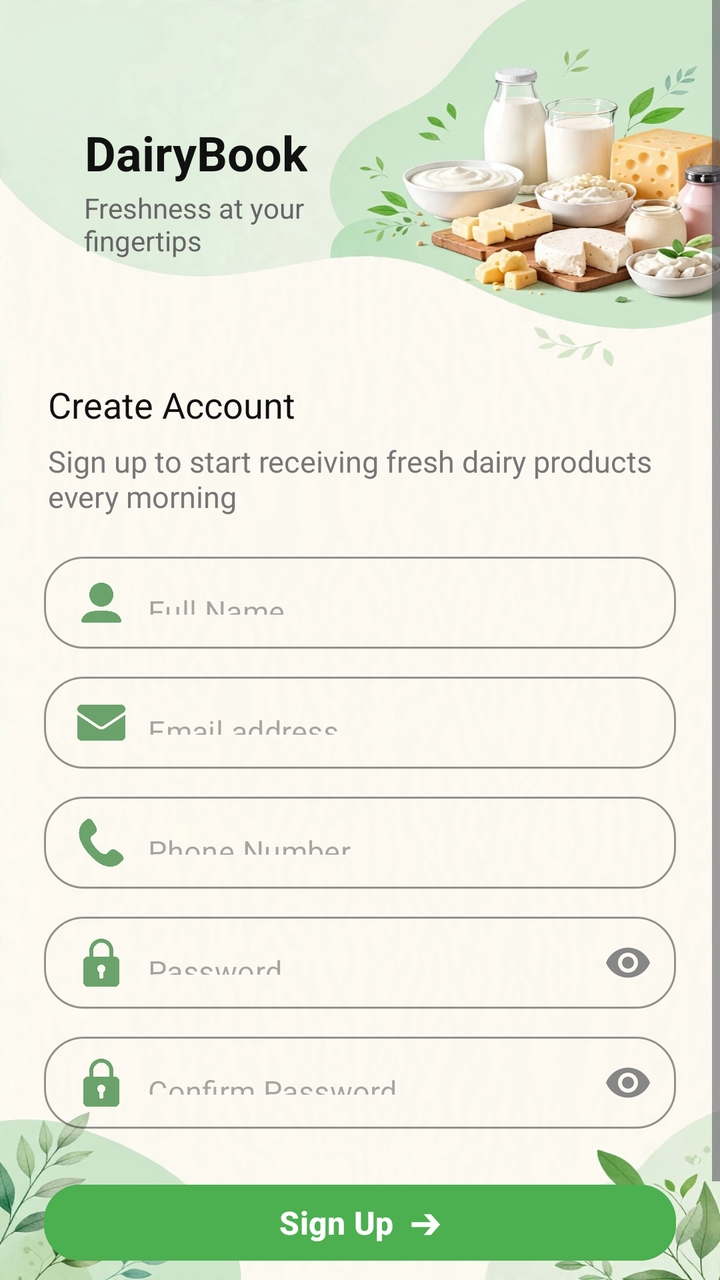
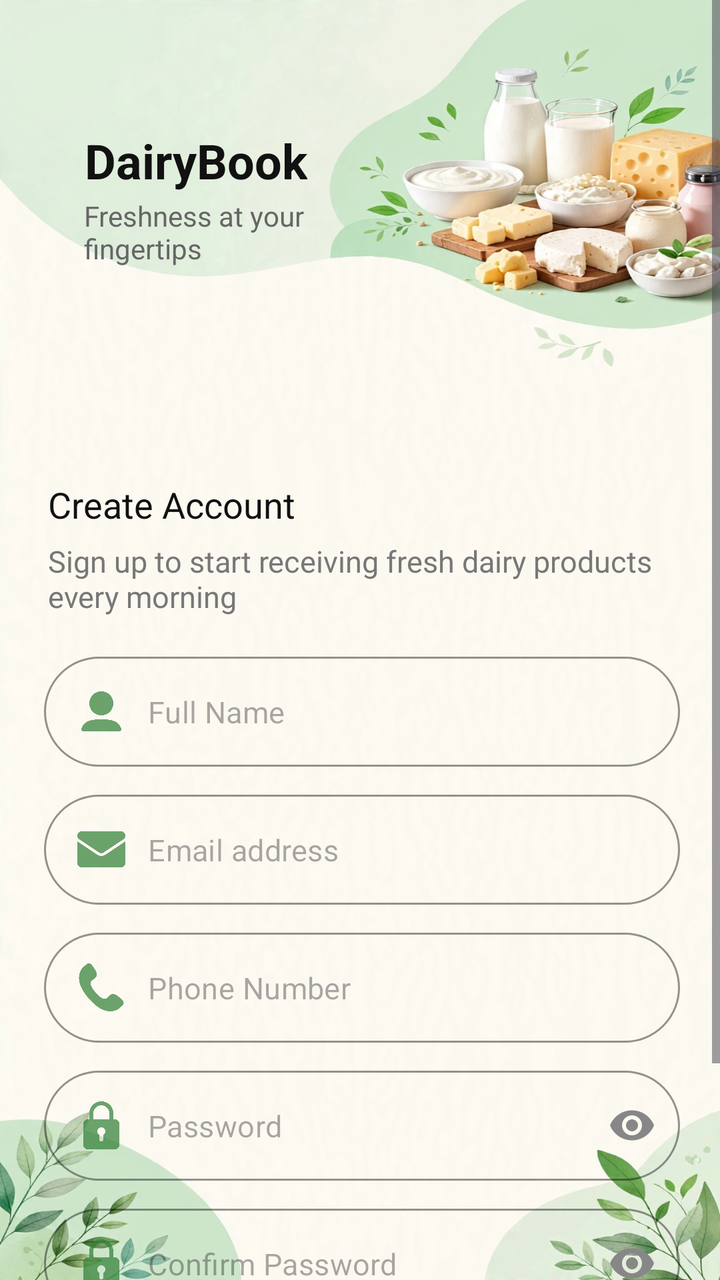

Screens rendered from an Android XML layout before and after an edit, with the pre-edit source and the edit as a unified diff.
<!-- AndroidManifest.xml: application theme Theme.DairyBook -->
<!-- res/layout/activity_register.xml -->
<?xml version="1.0" encoding="utf-8"?>
<ScrollView xmlns:android="http://schemas.android.com/apk/res/android"
    xmlns:app="http://schemas.android.com/apk/res-auto"
    android:layout_width="match_parent"
    android:layout_height="match_parent"
    android:background="@drawable/back2"
    android:fillViewport="true">

    <RelativeLayout
        android:layout_width="match_parent"
        android:layout_height="wrap_content">

        
        <RelativeLayout
            android:id="@+id/topHeader"
            android:layout_width="match_parent"
            android:layout_height="190dp"
            android:background="#00FFEFE6"
            android:padding="20dp">

            
            <LinearLayout
                android:layout_width="wrap_content"
                android:layout_height="wrap_content"
                android:layout_marginTop="40dp"
                android:layout_marginStart="2dp"
                android:orientation="vertical"
                >

                <LinearLayout
                    android:layout_width="wrap_content"
                    android:layout_height="wrap_content"
                    android:gravity="center_vertical"
                    android:orientation="horizontal">

                    
                    <ImageView
                        android:layout_width="32dp"
                        android:layout_height="32dp" />

                    <TextView
                        android:layout_width="wrap_content"
                        android:layout_height="wrap_content"
                        android:layout_marginStart="-12dp"
                        android:text="DairyBook"
                        android:textColor="#111111"
                        android:textSize="24sp"
                        android:textStyle="bold" />
                </LinearLayout>

                <TextView
                    android:layout_width="wrap_content"
                    android:layout_height="wrap_content"
                    android:layout_marginTop="2dp"
                    android:layout_marginStart="20dp"
                    android:text="Freshness at your\nfingertips"
                    android:textColor="#666666"
                    android:textSize="14sp" />
            </LinearLayout>

        </RelativeLayout>

        
        <LinearLayout
            android:layout_width="match_parent"
            android:layout_height="wrap_content"
            android:layout_below="@id/topHeader"
            android:orientation="vertical"
            android:paddingStart="22dp"
            android:paddingEnd="22dp"
            android:paddingBottom="20dp">

            <TextView
                android:layout_width="wrap_content"
                android:layout_height="wrap_content"
                android:text="Create Account"
                android:textColor="#111111"
                android:textSize="18sp"
                android:layout_marginStart="2dp"
                 />

            <TextView
                android:layout_width="wrap_content"
                android:layout_height="wrap_content"
                android:layout_marginTop="6dp"
                android:text="Sign up to start receiving fresh dairy products every morning"
                android:textColor="#777777"
                android:textSize="15sp"
                android:layout_marginStart="2dp"/>

            
            <com.google.android.material.textfield.TextInputLayout
                style="@style/Widget.MaterialComponents.TextInputLayout.OutlinedBox"
                android:layout_width="match_parent"
                android:layout_height="wrap_content"
                android:layout_marginTop="20dp"
                app:boxBackgroundColor="#00E8F5E9"
                app:boxCornerRadiusBottomEnd="20dp"
                app:boxCornerRadiusBottomStart="20dp"
                app:boxCornerRadiusTopEnd="20dp"
                app:boxCornerRadiusTopStart="20dp"
                app:boxStrokeColor="#cccccc"
                app:hintEnabled="false"
                app:startIconDrawable="@drawable/ic_user_small"
                app:startIconTint="#B32E7D32">

                <com.google.android.material.textfield.TextInputEditText
                    android:id="@+id/etFullName"
                    android:layout_width="match_parent"
                    android:layout_height="46dp"
                    android:hint="Full Name"
                    android:inputType="textPersonName"
                    android:paddingHorizontal="16dp"
                    android:textColor="#111111"
                    android:textSize="15sp" />
            </com.google.android.material.textfield.TextInputLayout>

            
            <com.google.android.material.textfield.TextInputLayout
                style="@style/Widget.MaterialComponents.TextInputLayout.OutlinedBox"
                android:layout_width="match_parent"
                android:layout_height="wrap_content"
                android:layout_marginTop="14dp"
                app:boxBackgroundColor="#00E8F5E9"
                app:boxCornerRadiusBottomEnd="20dp"
                app:boxCornerRadiusBottomStart="20dp"
                app:boxCornerRadiusTopEnd="20dp"
                app:boxCornerRadiusTopStart="20dp"
                app:boxStrokeColor="#cccccc"
                app:hintEnabled="false"
                app:startIconDrawable="@drawable/ic_email_small"
                app:startIconTint="#B32E7D32">

                <com.google.android.material.textfield.TextInputEditText
                    android:id="@+id/etRegEmail"
                    android:layout_width="match_parent"
                    android:layout_height="46dp"
                    android:hint="Email address"
                    android:inputType="textEmailAddress"
                    android:paddingHorizontal="16dp"
                    android:textColor="#111111"
                    android:textSize="15sp" />
            </com.google.android.material.textfield.TextInputLayout>

            
            <com.google.android.material.textfield.TextInputLayout
                style="@style/Widget.MaterialComponents.TextInputLayout.OutlinedBox"
                android:layout_width="match_parent"
                android:layout_height="wrap_content"
                android:layout_marginTop="14dp"
                app:boxBackgroundColor="#00E8F5E9"
                app:boxCornerRadiusBottomEnd="20dp"
                app:boxCornerRadiusBottomStart="20dp"
                app:boxCornerRadiusTopEnd="20dp"
                app:boxCornerRadiusTopStart="20dp"
                app:boxStrokeColor="#cccccc"
                app:hintEnabled="false"
                app:startIconDrawable="@drawable/ic_phone_small"
                app:startIconTint="#B32E7D32">

                <com.google.android.material.textfield.TextInputEditText
                    android:id="@+id/etPhone"
                    android:layout_width="match_parent"
                    android:layout_height="46dp"
                    android:hint="Phone Number"
                    android:inputType="phone"
                    android:paddingHorizontal="16dp"
                    android:textColor="#111111"
                    android:textSize="15sp" />
            </com.google.android.material.textfield.TextInputLayout>

            
            <com.google.android.material.textfield.TextInputLayout
                style="@style/Widget.MaterialComponents.TextInputLayout.OutlinedBox"
                android:layout_width="match_parent"
                android:layout_height="wrap_content"
                android:layout_marginTop="14dp"
                app:boxBackgroundColor="#00E8F5E9"
                app:boxCornerRadiusBottomEnd="20dp"
                app:boxCornerRadiusBottomStart="20dp"
                app:boxCornerRadiusTopEnd="20dp"
                app:boxCornerRadiusTopStart="20dp"
                app:boxStrokeColor="#cccccc"
                app:endIconMode="password_toggle"
                app:endIconTint="#878787"
                app:hintEnabled="false"
                app:startIconDrawable="@drawable/ic_lock_small"
                app:startIconTint="#B32E7D32">

                <com.google.android.material.textfield.TextInputEditText
                    android:id="@+id/etRegPassword"
                    android:layout_width="match_parent"
                    android:layout_height="46dp"
                    android:hint="Password"
                    android:inputType="textPassword"
                    android:paddingHorizontal="16dp"
                    android:textColor="#111111"
                    android:textSize="15sp" />
            </com.google.android.material.textfield.TextInputLayout>

            
            <com.google.android.material.textfield.TextInputLayout
                style="@style/Widget.MaterialComponents.TextInputLayout.OutlinedBox"
                android:layout_width="match_parent"
                android:layout_height="wrap_content"
                android:layout_marginTop="14dp"
                app:boxBackgroundColor="#00E8F5E9"
                app:boxCornerRadiusBottomEnd="20dp"
                app:boxCornerRadiusBottomStart="20dp"
                app:boxCornerRadiusTopEnd="20dp"
                app:boxCornerRadiusTopStart="20dp"
                app:boxStrokeColor="#cccccc"
                app:endIconMode="password_toggle"
                app:endIconTint="#878787"
                app:hintEnabled="false"
                app:startIconDrawable="@drawable/ic_lock_small"
                app:startIconTint="#B32E7D32">

                <com.google.android.material.textfield.TextInputEditText
                    android:id="@+id/etConfirmPassword"
                    android:layout_width="match_parent"
                    android:layout_height="46dp"
                    android:hint="Confirm Password"
                    android:inputType="textPassword"
                    android:paddingHorizontal="16dp"
                    android:textColor="#111111"
                    android:textSize="15sp" />
            </com.google.android.material.textfield.TextInputLayout>

            
            <com.google.android.material.button.MaterialButton
                android:id="@+id/btnRegister"
                android:layout_width="match_parent"
                android:layout_height="46dp"
                android:layout_marginTop="24dp"
                android:backgroundTint="#4CAF50"
                android:text="Sign Up  ➔"
                android:textAllCaps="false"
                android:textColor="#FFFFFF"
                android:textSize="16sp"
                android:textStyle="bold"
                app:cornerRadius="18dp" />

            
            <LinearLayout
                android:layout_width="wrap_content"
                android:layout_height="wrap_content"
                android:layout_gravity="center_horizontal"
                android:layout_marginTop="20dp"
                android:orientation="horizontal">

                <TextView
                    android:layout_width="wrap_content"
                    android:layout_height="wrap_content"
                    android:text="Already have an account? "
                    android:textColor="#666666"
                    android:textSize="14sp" />

                <TextView
                    android:id="@+id/tvLogin"
                    android:layout_width="wrap_content"
                    android:layout_height="wrap_content"
                    android:text="Log in"
                    android:textColor="#FF5722"
                    android:textSize="14sp"
                    android:textStyle="bold" />
            </LinearLayout>

        </LinearLayout>
    </RelativeLayout>
</ScrollView>
<!-- resources referenced by this layout -->
<resources>
  <!-- drawable back2: jpg bitmap (drawable, 110158 bytes) -->
  <!-- drawable ic_email_small (drawable) -->
  <?xml version="1.0" encoding="utf-8"?>
  <layer-list xmlns:android="http://schemas.android.com/apk/res/android">
      <item
          android:left="15dp"
          android:right="6dp"
          android:width="24dp"
          android:height="24dp"
          android:drawable="@drawable/email" />
  </layer-list>
  <!-- drawable ic_lock_small (drawable) -->
  <?xml version="1.0" encoding="utf-8"?>
  <layer-list xmlns:android="http://schemas.android.com/apk/res/android">
      <item
          android:left="15dp"
          android:right="6dp"
          android:width="24dp"
          android:height="24dp"
          android:drawable="@drawable/lock" />
  </layer-list>
  <!-- drawable ic_phone_small (drawable) -->
  <?xml version="1.0" encoding="utf-8"?>
  <layer-list xmlns:android="http://schemas.android.com/apk/res/android">
      <item
          android:left="15dp"
          android:right="6dp"
          android:width="24dp"
          android:height="24dp"
          android:drawable="@drawable/phone" />
  </layer-list>
  <!-- drawable ic_user_small (drawable) -->
  <?xml version="1.0" encoding="utf-8"?>
  <layer-list xmlns:android="http://schemas.android.com/apk/res/android">
      <item
          android:left="15dp"
          android:right="6dp"
          android:width="24dp"
          android:height="24dp"
          android:drawable="@drawable/user" />
  </layer-list>
  <style name="Theme.DairyBook" parent="Base.Theme.DairyBook" />
  <!-- drawable email: png bitmap (drawable, 6136 bytes) -->
  <!-- drawable lock: png bitmap (drawable, 8813 bytes) -->
  <!-- drawable phone: png bitmap (drawable, 5768 bytes) -->
  <!-- drawable user: png bitmap (drawable, 8450 bytes) -->
  <style name="Base.Theme.DairyBook" parent="Theme.Material3.DayNight.NoActionBar">
          
          
      </style>
</resources>

<!-- the commit's change to res/layout/activity_register.xml (unified diff, before → after) -->
@@ -22,7 +22,7 @@
             <LinearLayout
                 android:layout_width="wrap_content"
                 android:layout_height="wrap_content"
-                android:layout_marginTop="40dp"
+                android:layout_marginTop="44dp"
                 android:layout_marginStart="2dp"
                 android:orientation="vertical"
                 >
@@ -67,8 +67,8 @@
             android:layout_below="@id/topHeader"
             android:orientation="vertical"
             android:paddingStart="22dp"
-            android:paddingEnd="22dp"
-            android:paddingBottom="20dp">
+            android:paddingEnd="20dp"
+            android:layout_marginTop="50dp">
 
             <TextView
                 android:layout_width="wrap_content"
@@ -92,13 +92,13 @@
             <com.google.android.material.textfield.TextInputLayout
                 style="@style/Widget.MaterialComponents.TextInputLayout.OutlinedBox"
                 android:layout_width="match_parent"
-                android:layout_height="wrap_content"
+                android:layout_height="55dp"
                 android:layout_marginTop="20dp"
                 app:boxBackgroundColor="#00E8F5E9"
-                app:boxCornerRadiusBottomEnd="20dp"
-                app:boxCornerRadiusBottomStart="20dp"
-                app:boxCornerRadiusTopEnd="20dp"
-                app:boxCornerRadiusTopStart="20dp"
+                app:boxCornerRadiusBottomEnd="30dp"
+                app:boxCornerRadiusBottomStart="30dp"
+                app:boxCornerRadiusTopEnd="30dp"
+                app:boxCornerRadiusTopStart="30dp"
                 app:boxStrokeColor="#cccccc"
                 app:hintEnabled="false"
                 app:startIconDrawable="@drawable/ic_user_small"
@@ -107,7 +107,7 @@
                 <com.google.android.material.textfield.TextInputEditText
                     android:id="@+id/etFullName"
                     android:layout_width="match_parent"
-                    android:layout_height="46dp"
+                    android:layout_height="match_parent"
                     android:hint="Full Name"
                     android:inputType="textPersonName"
                     android:paddingHorizontal="16dp"
@@ -119,13 +119,13 @@
             <com.google.android.material.textfield.TextInputLayout
                 style="@style/Widget.MaterialComponents.TextInputLayout.OutlinedBox"
                 android:layout_width="match_parent"
-                android:layout_height="wrap_content"
-                android:layout_marginTop="14dp"
-                app:boxBackgroundColor="#00E8F5E9"
-                app:boxCornerRadiusBottomEnd="20dp"
-                app:boxCornerRadiusBottomStart="20dp"
-                app:boxCornerRadiusTopEnd="20dp"
-                app:boxCornerRadiusTopStart="20dp"
+                android:layout_height="55dp"
+                android:layout_marginTop="14dp"
+                app:boxBackgroundColor="#00E8F5E9"
+                app:boxCornerRadiusBottomEnd="30dp"
+                app:boxCornerRadiusBottomStart="30dp"
+                app:boxCornerRadiusTopEnd="30dp"
+                app:boxCornerRadiusTopStart="30dp"
                 app:boxStrokeColor="#cccccc"
                 app:hintEnabled="false"
                 app:startIconDrawable="@drawable/ic_email_small"
@@ -134,7 +134,7 @@
                 <com.google.android.material.textfield.TextInputEditText
                     android:id="@+id/etRegEmail"
                     android:layout_width="match_parent"
-                    android:layout_height="46dp"
+                    android:layout_height="match_parent"
                     android:hint="Email address"
                     android:inputType="textEmailAddress"
                     android:paddingHorizontal="16dp"
@@ -146,13 +146,13 @@
             <com.google.android.material.textfield.TextInputLayout
                 style="@style/Widget.MaterialComponents.TextInputLayout.OutlinedBox"
                 android:layout_width="match_parent"
-                android:layout_height="wrap_content"
-                android:layout_marginTop="14dp"
-                app:boxBackgroundColor="#00E8F5E9"
-                app:boxCornerRadiusBottomEnd="20dp"
-                app:boxCornerRadiusBottomStart="20dp"
-                app:boxCornerRadiusTopEnd="20dp"
-                app:boxCornerRadiusTopStart="20dp"
+                android:layout_height="55dp"
+                android:layout_marginTop="14dp"
+                app:boxBackgroundColor="#00E8F5E9"
+                app:boxCornerRadiusBottomEnd="30dp"
+                app:boxCornerRadiusBottomStart="30dp"
+                app:boxCornerRadiusTopEnd="30dp"
+                app:boxCornerRadiusTopStart="30dp"
                 app:boxStrokeColor="#cccccc"
                 app:hintEnabled="false"
                 app:startIconDrawable="@drawable/ic_phone_small"
@@ -161,7 +161,7 @@
                 <com.google.android.material.textfield.TextInputEditText
                     android:id="@+id/etPhone"
                     android:layout_width="match_parent"
-                    android:layout_height="46dp"
+                    android:layout_height="match_parent"
                     android:hint="Phone Number"
                     android:inputType="phone"
                     android:paddingHorizontal="16dp"
@@ -173,13 +173,13 @@
             <com.google.android.material.textfield.TextInputLayout
                 style="@style/Widget.MaterialComponents.TextInputLayout.OutlinedBox"
                 android:layout_width="match_parent"
-                android:layout_height="wrap_content"
-                android:layout_marginTop="14dp"
-                app:boxBackgroundColor="#00E8F5E9"
-                app:boxCornerRadiusBottomEnd="20dp"
-                app:boxCornerRadiusBottomStart="20dp"
-                app:boxCornerRadiusTopEnd="20dp"
-                app:boxCornerRadiusTopStart="20dp"
+                android:layout_height="55dp"
+                android:layout_marginTop="14dp"
+                app:boxBackgroundColor="#00E8F5E9"
+                app:boxCornerRadiusBottomEnd="30dp"
+                app:boxCornerRadiusBottomStart="30dp"
+                app:boxCornerRadiusTopEnd="30dp"
+                app:boxCornerRadiusTopStart="30dp"
                 app:boxStrokeColor="#cccccc"
                 app:endIconMode="password_toggle"
                 app:endIconTint="#878787"
@@ -190,7 +190,7 @@
                 <com.google.android.material.textfield.TextInputEditText
                     android:id="@+id/etRegPassword"
                     android:layout_width="match_parent"
-                    android:layout_height="46dp"
+                    android:layout_height="match_parent"
                     android:hint="Password"
                     android:inputType="textPassword"
                     android:paddingHorizontal="16dp"
@@ -202,13 +202,13 @@
             <com.google.android.material.textfield.TextInputLayout
                 style="@style/Widget.MaterialComponents.TextInputLayout.OutlinedBox"
                 android:layout_width="match_parent"
-                android:layout_height="wrap_content"
-                android:layout_marginTop="14dp"
-                app:boxBackgroundColor="#00E8F5E9"
-                app:boxCornerRadiusBottomEnd="20dp"
-                app:boxCornerRadiusBottomStart="20dp"
-                app:boxCornerRadiusTopEnd="20dp"
-                app:boxCornerRadiusTopStart="20dp"
+                android:layout_height="55dp"
+                android:layout_marginTop="14dp"
+                app:boxBackgroundColor="#00E8F5E9"
+                app:boxCornerRadiusBottomEnd="30dp"
+                app:boxCornerRadiusBottomStart="30dp"
+                app:boxCornerRadiusTopEnd="30dp"
+                app:boxCornerRadiusTopStart="30dp"
                 app:boxStrokeColor="#cccccc"
                 app:endIconMode="password_toggle"
                 app:endIconTint="#878787"
@@ -219,7 +219,7 @@
                 <com.google.android.material.textfield.TextInputEditText
                     android:id="@+id/etConfirmPassword"
                     android:layout_width="match_parent"
-                    android:layout_height="46dp"
+                    android:layout_height="match_parent"
                     android:hint="Confirm Password"
                     android:inputType="textPassword"
                     android:paddingHorizontal="16dp"
@@ -231,7 +231,7 @@
             <com.google.android.material.button.MaterialButton
                 android:id="@+id/btnRegister"
                 android:layout_width="match_parent"
-                android:layout_height="46dp"
+                android:layout_height="48dp"
                 android:layout_marginTop="24dp"
                 android:backgroundTint="#4CAF50"
                 android:text="Sign Up  ➔"
@@ -239,7 +239,7 @@
                 android:textColor="#FFFFFF"
                 android:textSize="16sp"
                 android:textStyle="bold"
-                app:cornerRadius="18dp" />
+                app:cornerRadius="25dp" />
 
             
             <LinearLayout
